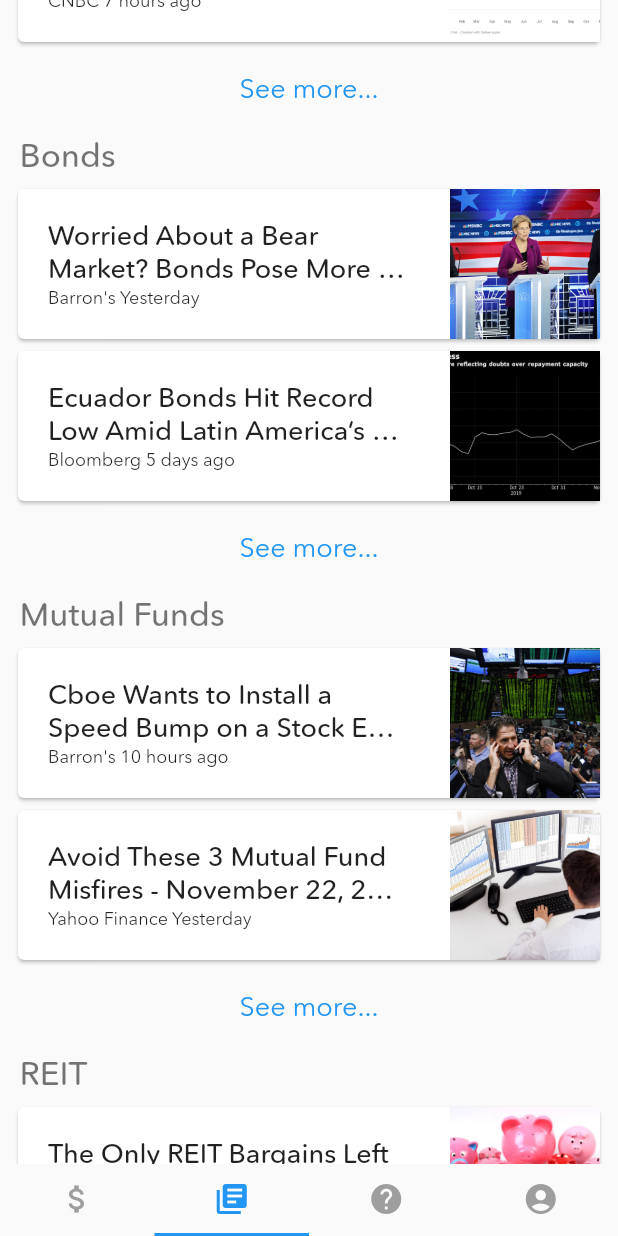
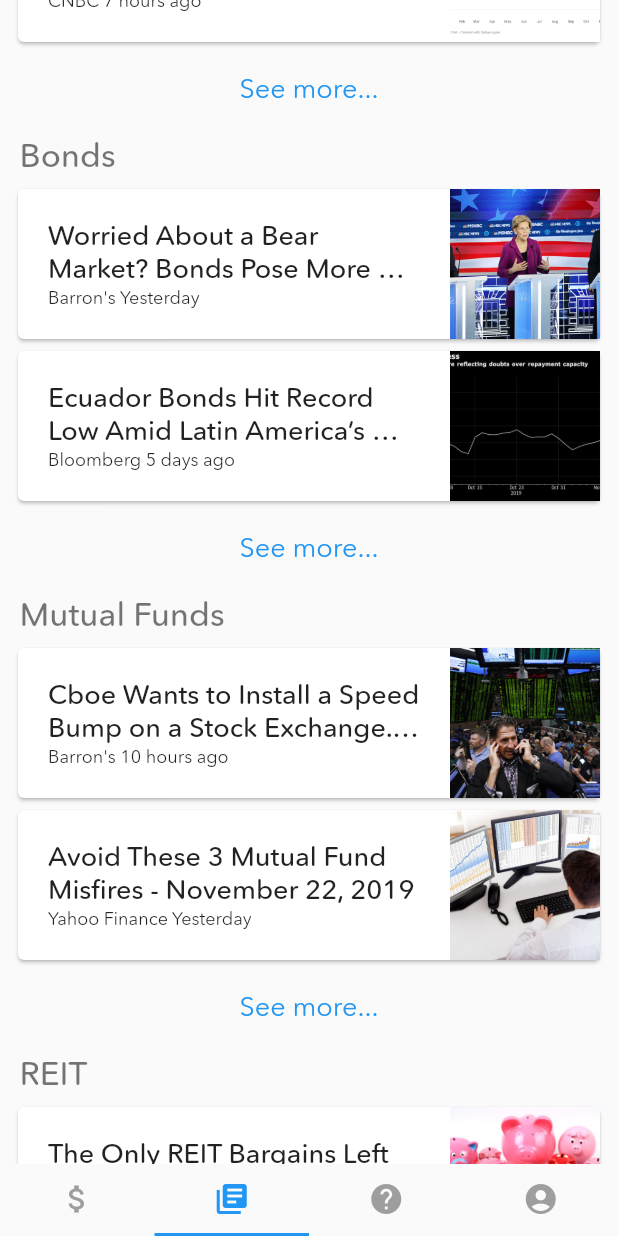
Before and after one commit to alexpavelm/DevHacksProject, a Flutter app: the BottomNavBar screen opened directly, item 2 of the bottom bar chosen, scrolled down 576 dp, on a phone screen of 412 x 824 dp. Run offline on Flutter 3.47's test engine with Material 2 defaults, Android fonts, the light colour scheme and no system bars; our stand-ins replace auto_size_text, bubble, flutter_screenutil, font_awesome_flutter.

Commit message:
newsView with web

```diff
--- a/lib/InvestmentPage/InvestmentView.dart
+++ b/lib/InvestmentPage/InvestmentView.dart
@@ -149,7 +149,7 @@ class _InvestmentViewState extends State<InvestmentView> {
               mainAxisAlignment: MainAxisAlignment.spaceBetween,
               children: <Widget>[
                 Container(
-                  width: 280,
+                  width: MediaQuery.of(context).size.width-126,
                   child: Column(
                     crossAxisAlignment: CrossAxisAlignment.start,
                     children: <Widget>[
--- a/lib/NewsPage/NewsView.dart
+++ b/lib/NewsPage/NewsView.dart
@@ -183,7 +183,7 @@ class _NewsViewState extends State<NewsView> {
                 Padding(
                   padding: const EdgeInsets.all(20.0),
                   child: Container(
-                    width: 240,
+                    width: MediaQuery.of(context).size.width-164,
                     child: Column(
                       crossAxisAlignment: CrossAxisAlignment.start,
                       children: <Widget>[
```
